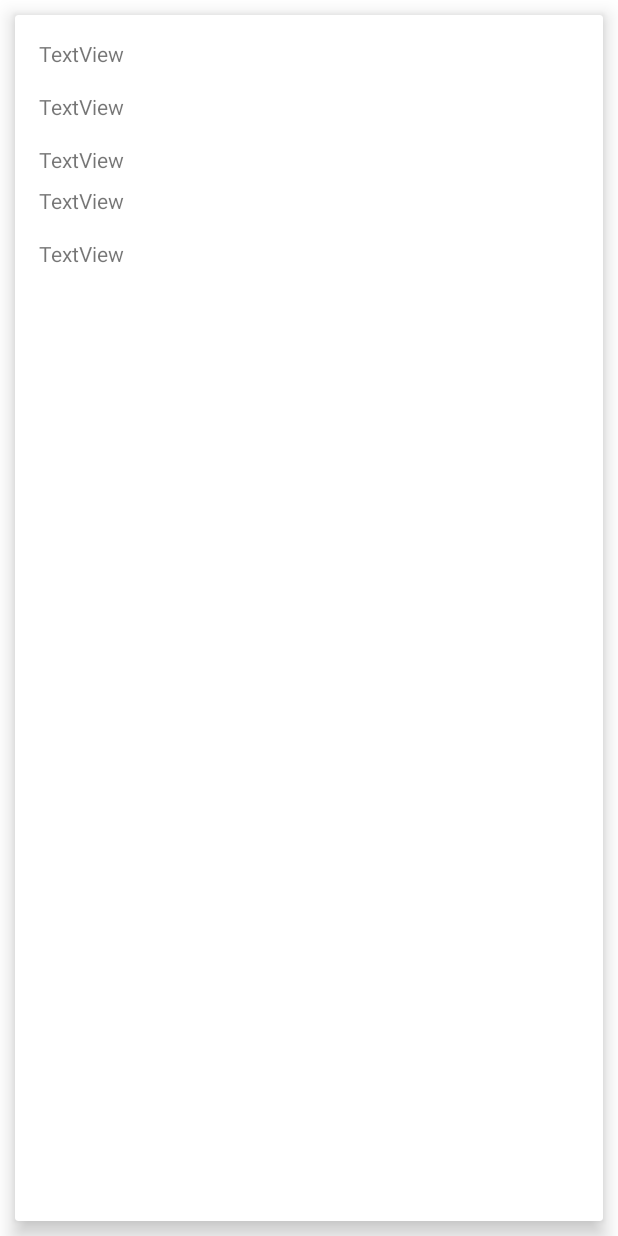
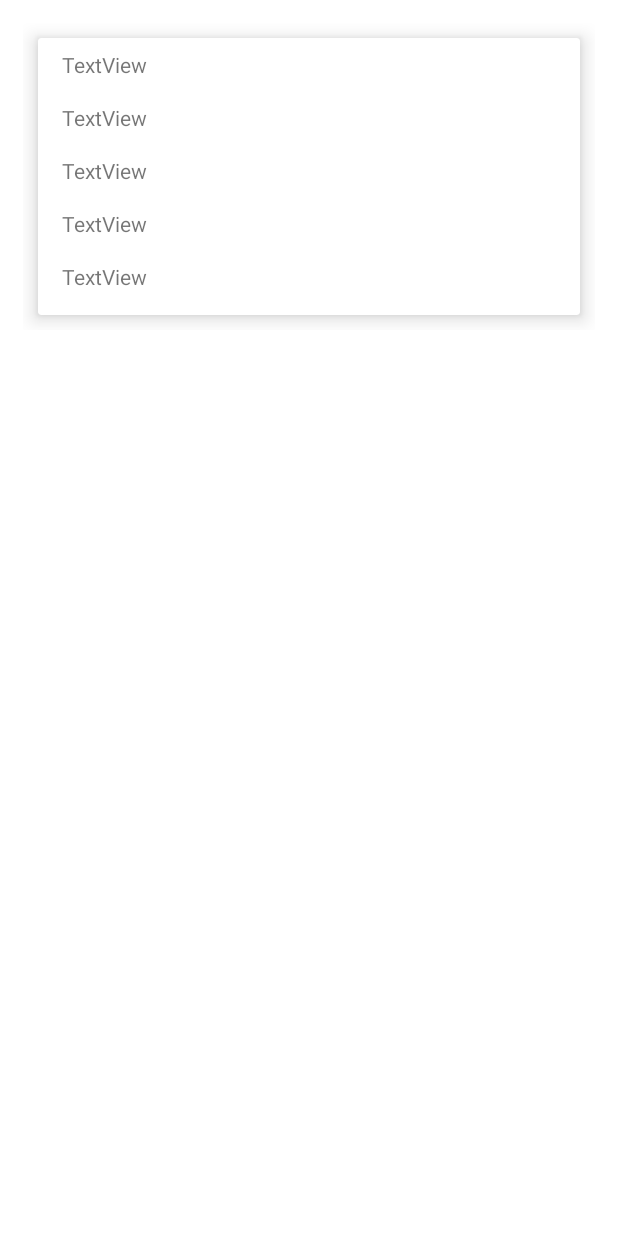
Before and after one commit to ibnul364/Retrofit-All-Functions, an Android app: the layout each_comment.xml on its own in the app's theme, with its tools: preview values and no code run, on a phone screen of 412 x 824 dp. Run offline under Robolectric (Android 15) with nearby library versions, the phone set to English and light mode, and no system bars.

```diff
--- a/app/src/main/java/com/example/retrofitall/JSONPlaceholder.java
+++ b/app/src/main/java/com/example/retrofitall/JSONPlaceholder.java
@@ -11,4 +11,7 @@ public interface JSONPlaceholder {
     Call<List<Post>> getPost();
 
 
+    @GET("posts/1/comments")
+    Call<List<Comment>> getComments();
+
 }
--- a/app/src/main/res/layout/format.xml
+++ b/app/src/main/res/layout/each_comment.xml
@@ -1,8 +1,10 @@
 <?xml version="1.0" encoding="utf-8"?>
-<androidx.appcompat.widget.LinearLayoutCompat xmlns:android="http://schemas.android.com/apk/res/android"
+<androidx.constraintlayout.widget.ConstraintLayout xmlns:android="http://schemas.android.com/apk/res/android"
+    xmlns:app="http://schemas.android.com/apk/res-auto"
+    xmlns:tools="http://schemas.android.com/tools"
     android:layout_width="match_parent"
-    android:layout_height="match_parent"
-    xmlns:app="http://schemas.android.com/apk/res-auto">
+    android:padding="15dp"
+    android:layout_height="wrap_content">
 
     <androidx.cardview.widget.CardView
         android:layout_width="match_parent"
@@ -15,10 +17,9 @@
         app:layout_constraintStart_toStartOf="parent"
         app:layout_constraintTop_toTopOf="parent">
 
-        <LinearLayout
+        <androidx.constraintlayout.widget.ConstraintLayout
             android:layout_width="match_parent"
-            android:layout_height="match_parent"
-            android:orientation="vertical">
+            android:layout_height="match_parent">
 
             <TextView
                 android:id="@+id/user_name"
@@ -47,39 +48,37 @@
                 android:layout_width="wrap_content"
                 android:layout_height="wrap_content"
                 android:layout_marginStart="16dp"
+                android:layout_marginLeft="16dp"
                 android:layout_marginTop="16dp"
                 android:text="TextView"
                 app:layout_constraintStart_toStartOf="parent"
-                app:layout_constraintTop_toBottomOf="@+id/user_name"
-                android:layout_marginLeft="16dp" />
+                app:layout_constraintTop_toBottomOf="@+id/user_name" />
 
             <TextView
                 android:id="@+id/post_id"
                 android:layout_width="wrap_content"
                 android:layout_height="wrap_content"
                 android:layout_marginStart="16dp"
+                android:layout_marginLeft="16dp"
                 android:layout_marginTop="8dp"
                 android:text="TextView"
                 app:layout_constraintStart_toStartOf="parent"
-                app:layout_constraintTop_toTopOf="parent"
-                android:layout_marginLeft="16dp" />
+                app:layout_constraintTop_toTopOf="parent" />
 
             <TextView
                 android:id="@+id/comment_text"
                 android:layout_width="wrap_content"
                 android:layout_height="wrap_content"
                 android:layout_marginStart="16dp"
+                android:layout_marginLeft="16dp"
                 android:layout_marginTop="16dp"
                 android:layout_marginBottom="16dp"
                 android:text="TextView"
                 app:layout_constraintBottom_toBottomOf="parent"
                 app:layout_constraintStart_toStartOf="parent"
-                app:layout_constraintTop_toBottomOf="@+id/comment_email"
-                android:layout_marginLeft="16dp" />
+                app:layout_constraintTop_toBottomOf="@+id/comment_email" />
 
-        </LinearLayout>
+        </androidx.constraintlayout.widget.ConstraintLayout>
 
     </androidx.cardview.widget.CardView>
-
-
-</androidx.appcompat.widget.LinearLayoutCompat>
+</androidx.constraintlayout.widget.ConstraintLayout>
```
Also changed, not shown: app/src/main/java/com/example/retrofitall/Comment.java (added, +51 -0 lines), app/src/main/java/com/example/retrofitall/CommentAdapter.java (added, +84 -0 lines), app/src/main/java/com/example/retrofitall/MainActivity.java (+56 -10 lines).
